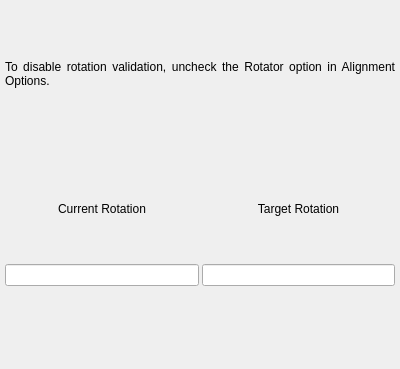
The window that kstars/ekos/align/manualrotator.ui (KDE/kstars) describes before a commit, drawn with Qt 5; both pictures show x 0 to 400 and y 0 to 369 of the 400 by 600 pixel window.
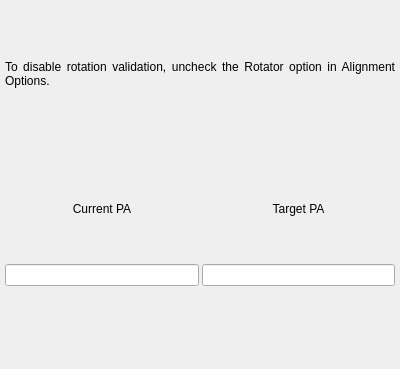
The same window after the commit.

Patch:
```diff
--- a/kstars/ekos/align/manualrotator.ui
+++ b/kstars/ekos/align/manualrotator.ui
@@ -55,7 +55,7 @@
        <item row="0" column="0">
         <widget class="QLabel" name="currentRotationL">
          <property name="text">
-          <string>Current Rotation</string>
+          <string>Current PA</string>
          </property>
          <property name="alignment">
           <set>Qt::AlignCenter</set>
@@ -75,7 +75,7 @@
        <item row="0" column="1">
         <widget class="QLabel" name="targetRotationL">
          <property name="text">
-          <string>Target Rotation</string>
+          <string>Target PA</string>
          </property>
          <property name="alignment">
           <set>Qt::AlignCenter</set>
```
Left out of the diff: 1 changed line with no effect on the pictures.
